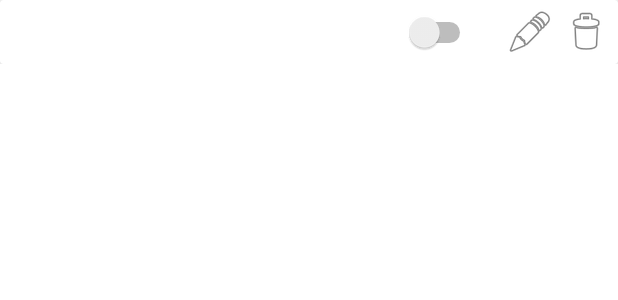
After one commit to smotritetamptiza/AVeryCustomizedTimer, an Android app: the layout single_timer_layout.xml on its own in the app's theme, with its tools: preview values and no code run, on a phone screen of 412 x 824 dp. The commit adds this screen. Shown: the top 300 px of the screen. Run offline under Robolectric (Android 15) with nearby library versions, the phone set to English and light mode, and no system bars.

Commit message:
added recycler view and really hope it will work

```diff
--- /dev/null
+++ b/app/src/main/res/layout/single_timer_layout.xml
@@ -0,0 +1,77 @@
+<?xml version="1.0" encoding="utf-8"?>
+<androidx.constraintlayout.widget.ConstraintLayout xmlns:android="http://schemas.android.com/apk/res/android"
+    xmlns:app="http://schemas.android.com/apk/res-auto"
+    xmlns:tools="http://schemas.android.com/tools"
+    android:layout_width="match_parent"
+    android:layout_height="wrap_content">
+
+    <androidx.cardview.widget.CardView
+        android:layout_width="match_parent"
+        android:layout_height="wrap_content"
+        app:layout_constraintEnd_toEndOf="parent"
+        app:layout_constraintTop_toTopOf="parent">
+
+        <androidx.constraintlayout.widget.ConstraintLayout
+            android:layout_width="match_parent"
+            android:layout_height="match_parent">
+
+            <TextView
+                android:id="@+id/timerName"
+                android:layout_width="0dp"
+                android:layout_height="wrap_content"
+                android:layout_marginStart="10dp"
+                android:layout_marginLeft="10dp"
+                android:layout_marginTop="5dp"
+                android:layout_marginBottom="5dp"
+                android:textSize="18sp"
+                android:textStyle="bold"
+                app:layout_constraintBottom_toBottomOf="parent"
+                app:layout_constraintStart_toStartOf="parent"
+                app:layout_constraintTop_toTopOf="parent"
+                app:layout_constraintWidth_percent="0.5" />
+
+            <Switch
+                android:id="@+id/timerSwitch"
+                android:layout_width="wrap_content"
+                android:layout_height="wrap_content"
+                android:layout_marginTop="5dp"
+                android:layout_marginEnd="20dp"
+                android:layout_marginRight="20dp"
+                android:layout_marginBottom="5dp"
+                app:layout_constraintBottom_toBottomOf="parent"
+                app:layout_constraintEnd_toStartOf="@+id/editTimerButton"
+                app:layout_constraintTop_toTopOf="parent" />
+
+            <ImageView
+                android:id="@+id/editTimerButton"
+                android:layout_width="wrap_content"
+                android:layout_height="wrap_content"
+                android:layout_marginTop="5dp"
+                android:layout_marginEnd="5dp"
+                android:layout_marginRight="5dp"
+                android:layout_marginBottom="5dp"
+                android:contentDescription="@string/edit_timer_button"
+                app:layout_constraintBottom_toBottomOf="parent"
+                app:layout_constraintEnd_toStartOf="@+id/deleteTimerButton"
+                app:layout_constraintTop_toTopOf="parent"
+                app:srcCompat="@android:drawable/ic_menu_edit" />
+
+            <ImageView
+                android:id="@+id/deleteTimerButton"
+                android:layout_width="wrap_content"
+                android:layout_height="wrap_content"
+                android:layout_marginTop="5dp"
+                android:layout_marginEnd="5dp"
+                android:layout_marginRight="5dp"
+                android:layout_marginBottom="5dp"
+                android:background="#FFFFFF"
+                android:contentDescription="@string/delete_timer_button"
+                app:layout_constraintBottom_toBottomOf="parent"
+                app:layout_constraintEnd_toEndOf="parent"
+                app:layout_constraintTop_toTopOf="parent"
+                app:srcCompat="@android:drawable/ic_menu_delete" />
+
+        </androidx.constraintlayout.widget.ConstraintLayout>
+    </androidx.cardview.widget.CardView>
+
+</androidx.constraintlayout.widget.ConstraintLayout>
--- a/app/src/main/res/values/strings.xml
+++ b/app/src/main/res/values/strings.xml
@@ -6,4 +6,7 @@
     <string name="timer_name_hint">Назовите таймер</string>
     <string name="interval">Напоминать каждые</string>
     <string name="until">До</string>
+    <string name="edit_timer_button">Edit timer button</string>
+    <string name="delete_timer_button">Delete timer button</string>
+    <string name="timeFormat">%02d:%02d:%02d</string>
 </resources>
```
Also changed, not shown: app/src/main/java/com/deadanddeceased/timeloop/EditTimerActivity.java (+21 -0 lines), app/src/main/java/com/deadanddeceased/timeloop/MainActivity.java (+19 -0 lines), app/src/main/java/com/deadanddeceased/timeloop/Timer.java (added, +45 -0 lines), app/src/main/java/com/deadanddeceased/timeloop/TimerAdapter.java (added, +80 -0 lines), app/src/main/res/layout/activity_edit_timer.xml (+2 -22 lines), app/src/main/res/layout/activity_main.xml (+6 -9 lines).
